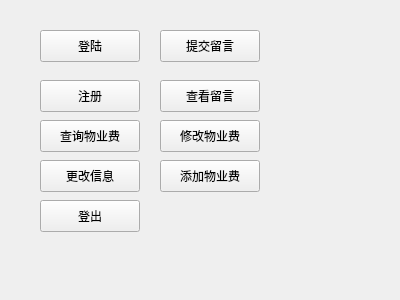
The window that modules/UI/UI_resourse/mainwinUI.ui (kekekuli/PropertyManager) describes before a commit, drawn with Qt 5.
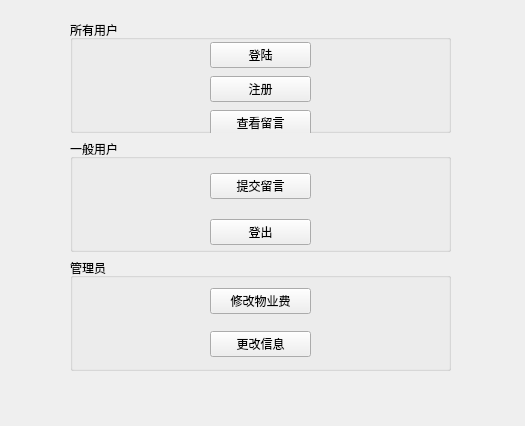
The same window after the commit.

```diff
--- a/modules/UI/UI_resourse/mainwinUI.ui
+++ b/modules/UI/UI_resourse/mainwinUI.ui
@@ -6,129 +6,130 @@
    <rect>
     <x>0</x>
     <y>0</y>
-    <width>400</width>
-    <height>300</height>
+    <width>525</width>
+    <height>426</height>
    </rect>
   </property>
   <property name="windowTitle">
    <string>Form</string>
   </property>
-  <widget class="QPushButton" name="test1">
+  <widget class="QWidget" name="verticalLayoutWidget">
    <property name="geometry">
     <rect>
-     <x>40</x>
-     <y>30</y>
-     <width>100</width>
-     <height>32</height>
+     <x>70</x>
+     <y>20</y>
+     <width>381</width>
+     <height>351</height>
     </rect>
    </property>
-   <property name="text">
-    <string>登陆</string>
-   </property>
-  </widget>
-  <widget class="QPushButton" name="test2">
-   <property name="geometry">
-    <rect>
-     <x>40</x>
-     <y>80</y>
-     <width>100</width>
-     <height>32</height>
-    </rect>
-   </property>
-   <property name="text">
-    <string>注册</string>
-   </property>
-  </widget>
-  <widget class="QPushButton" name="test3">
-   <property name="geometry">
-    <rect>
-     <x>40</x>
-     <y>120</y>
-     <width>100</width>
-     <height>32</height>
-    </rect>
-   </property>
-   <property name="text">
-    <string>查询物业费</string>
-   </property>
-  </widget>
-  <widget class="QPushButton" name="test4">
-   <property name="geometry">
-    <rect>
-     <x>40</x>
-     <y>160</y>
-     <width>100</width>
-     <height>32</height>
-    </rect>
-   </property>
-   <property name="text">
-    <string>更改信息</string>
-   </property>
-  </widget>
-  <widget class="QPushButton" name="logout">
-   <property name="geometry">
-    <rect>
-     <x>40</x>
-     <y>200</y>
-     <width>100</width>
-     <height>32</height>
-    </rect>
-   </property>
-   <property name="text">
-    <string>登出</string>
-   </property>
-  </widget>
-  <widget class="QPushButton" name="addmsg">
-   <property name="geometry">
-    <rect>
-     <x>160</x>
-     <y>30</y>
-     <width>100</width>
-     <height>32</height>
-    </rect>
-   </property>
-   <property name="text">
-    <string>提交留言</string>
-   </property>
-  </widget>
-  <widget class="QPushButton" name="showmsg">
-   <property name="geometry">
-    <rect>
-     <x>160</x>
-     <y>80</y>
-     <width>100</width>
-     <height>32</height>
-    </rect>
-   </property>
-   <property name="text">
-    <string>查看留言</string>
-   </property>
-  </widget>
-  <widget class="QPushButton" name="alterfee">
-   <property name="geometry">
-    <rect>
-     <x>160</x>
-     <y>120</y>
-     <width>100</width>
-     <height>32</height>
-    </rect>
-   </property>
-   <property name="text">
-    <string>修改物业费</string>
-   </property>
-  </widget>
-  <widget class="QPushButton" name="addfee">
-   <property name="geometry">
-    <rect>
-     <x>160</x>
-     <y>160</y>
-     <width>100</width>
-     <height>32</height>
-    </rect>
-   </property>
-   <property name="text">
-    <string>添加物业费</string>
-   </property>
+   <layout class="QVBoxLayout" name="verticalLayout">
+    <item>
+     <widget class="QGroupBox" name="groupBox_3">
+      <property name="title">
+       <string>所有用户</string>
+      </property>
+      <widget class="QWidget" name="verticalLayoutWidget_2">
+       <property name="geometry">
+        <rect>
+         <x>140</x>
+         <y>20</y>
+         <width>101</width>
+         <height>100</height>
+        </rect>
+       </property>
+       <layout class="QVBoxLayout" name="verticalLayout_2">
+        <item>
+         <widget class="QPushButton" name="test1">
+          <property name="text">
+           <string>登陆</string>
+          </property>
+         </widget>
+        </item>
+        <item>
+         <widget class="QPushButton" name="test2">
+          <property name="text">
+           <string>注册</string>
+          </property>
+         </widget>
+        </item>
+        <item>
+         <widget class="QPushButton" name="showmsg">
+          <property name="text">
+           <string>查看留言</string>
+          </property>
+         </widget>
+        </item>
+       </layout>
+      </widget>
+     </widget>
+    </item>
+    <item>
+     <widget class="QGroupBox" name="groupBox">
+      <property name="title">
+       <string>一般用户</string>
+      </property>
+      <widget class="QWidget" name="verticalLayoutWidget_3">
+       <property name="geometry">
+        <rect>
+         <x>140</x>
+         <y>20</y>
+         <width>101</width>
+         <height>100</height>
+        </rect>
+       </property>
+       <layout class="QVBoxLayout" name="verticalLayout_3">
+        <item>
+         <widget class="QPushButton" name="addmsg">
+          <property name="text">
+           <string>提交留言</string>
+          </property>
+         </widget>
+        </item>
+        <item>
+         <widget class="QPushButton" name="logout">
+          <property name="text">
+           <string>登出</string>
+          </property>
+         </widget>
+        </item>
+       </layout>
+      </widget>
+     </widget>
+    </item>
+    <item>
+     <widget class="QGroupBox" name="groupBox_2">
+      <property name="title">
+       <string>管理员</string>
+      </property>
+      <widget class="QWidget" name="verticalLayoutWidget_4">
+       <property name="geometry">
+        <rect>
+         <x>140</x>
+         <y>19</y>
+         <width>101</width>
+         <height>91</height>
+        </rect>
+       </property>
+       <layout class="QVBoxLayout" name="verticalLayout_4">
+        <item>
+         <widget class="QPushButton" name="alterfee">
+          <property name="text">
+           <string>修改物业费</string>
+          </property>
+         </widget>
+        </item>
+        <item>
+         <widget class="QPushButton" name="test4">
+          <property name="text">
+           <string>更改信息</string>
+          </property>
+         </widget>
+        </item>
+       </layout>
+      </widget>
+     </widget>
+    </item>
+   </layout>
   </widget>
  </widget>
  <resources/>
```
